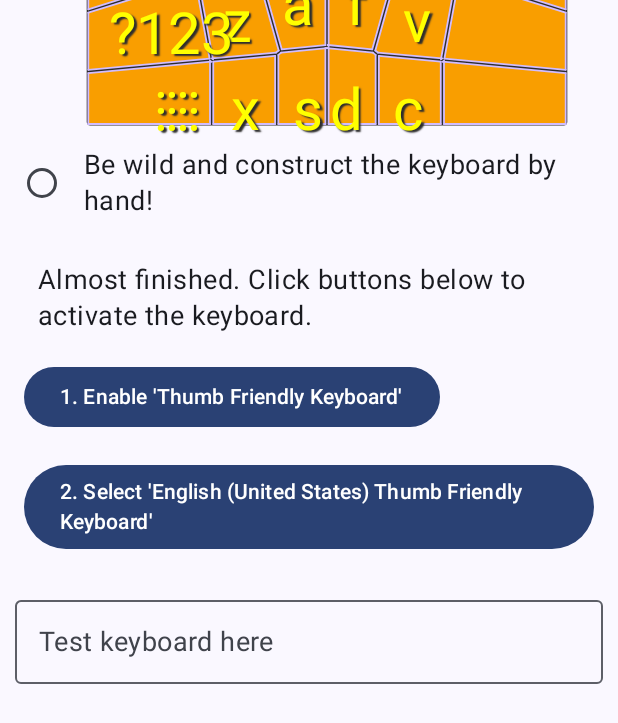
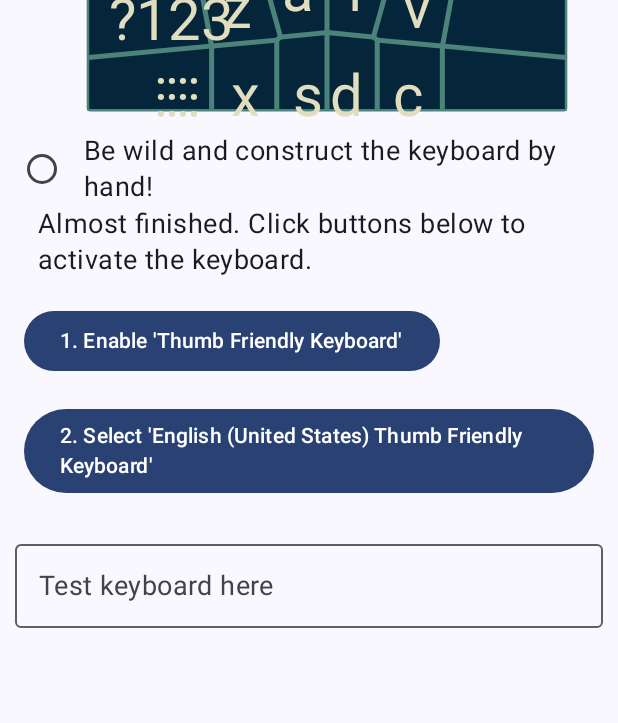
Before and after one commit to bbeni/thumb_friendly_keyboard, an Android app built with Jetpack Compose: the screen it shows after launch (MainActivity), on a phone screen of 412 x 824 dp. Shown: the top 723 px of the screen. Run offline under Robolectric (Android 15) with nearby library versions, the phone set to English and light mode, and no system bars; libraries missing offline, so code that uses them is left out: splitties.systemservices.inputMethodManager.

Commit message:
color theme picking

```diff
--- a/ThumbFriendlyKeyboardApp/app/src/main/java/ch/imaginarystudio/keyboardapp/Drawing.kt
+++ b/ThumbFriendlyKeyboardApp/app/src/main/java/ch/imaginarystudio/keyboardapp/Drawing.kt
@@ -78,11 +78,11 @@ fun DrawScope.drawKeyField(key: KeyInfo, shrinkPixels: Float, theme: KeyboardThe
     path.fillType = PathFillType.EvenOdd
     for (c in corners) { path.lineTo(c.x, c.y) }
     path.close()
-    drawPath(path = path, color = theme.keyColor)
+    drawPath(path = path, color = theme.colorTheme.keyBackground)
 
     drawPoints(points = corners,
         PointMode.Polygon,
-        brush = SolidColor(theme.keyBorderColor),
+        brush = SolidColor(theme.colorTheme.background),
         cap = StrokeCap.Round,
         strokeWidth = 2.0f,
     )
@@ -92,7 +92,7 @@ fun DrawScope.drawKeyboard(keyboardData: KeyboardData, keyboardState: KeyboardSt
 
     // draw background
     drawRoundRect(
-        brush = Brush.linearGradient(listOf(theme.bgColor, theme.bgColor)),
+        theme.colorTheme.background,
         cornerRadius = CornerRadius(4f, 4f),
         style = Fill
     )
--- a/ThumbFriendlyKeyboardApp/app/src/main/java/ch/imaginarystudio/keyboardapp/Keyboard.kt
+++ b/ThumbFriendlyKeyboardApp/app/src/main/java/ch/imaginarystudio/keyboardapp/Keyboard.kt
@@ -3,8 +3,8 @@ package ch.imaginarystudio.keyboardapp
 import android.graphics.Paint
 import androidx.compose.runtime.MutableState
 import androidx.compose.runtime.snapshots.SnapshotStateList
-import androidx.compose.ui.graphics.Color
 import androidx.compose.ui.unit.Dp
+import ch.imaginarystudio.keyboardapp.ui.theme.KeyboardColorTheme
 
 class KeyboardData(
     var finishedConstruction: MutableState<Boolean>,
@@ -25,10 +25,8 @@ class KeyboardState(
 class KeyboardTheme(
     val aspectRatio: Float = 17f/15,
     val keyPaint: Paint,
-    val keyColor: Color,
-    val bgColor: Color,
+    val colorTheme: KeyboardColorTheme,
     val shrinkKeyDp: Dp,
-    val keyBorderColor: Color
 )
 
 data class Key(var code: String, var isControlChar: Boolean = false)
--- a/ThumbFriendlyKeyboardApp/app/src/main/java/ch/imaginarystudio/keyboardapp/KeyboardIMEService.kt
+++ b/ThumbFriendlyKeyboardApp/app/src/main/java/ch/imaginarystudio/keyboardapp/KeyboardIMEService.kt
@@ -26,7 +26,7 @@ import androidx.savedstate.SavedStateRegistry
 import androidx.savedstate.SavedStateRegistryController
 import androidx.savedstate.SavedStateRegistryOwner
 import androidx.savedstate.setViewTreeSavedStateRegistryOwner
-import ch.imaginarystudio.keyboardapp.ui.theme.DarkColorScheme
+import ch.imaginarystudio.keyboardapp.ui.theme.KeyboardColorThemes
 
 
 class KeyboardIMEService : LifecycleInputMethodService(),
@@ -101,19 +101,18 @@ class ComposeKeyboardView(context: Context) : AbstractComposeView(context) {
     @Composable
     override fun Content() {
 
+
         val keyboardTheme = KeyboardTheme (
             shrinkKeyDp = 1.2.dp,
-            keyPaint = Paint().apply {
-                textAlign = Paint.Align.CENTER
-                textSize = 64f
-                color = DarkColorScheme.secondary.toArgb()
-                setShadowLayer(0.8f, 3.0f, 2.0f, DarkColorScheme.background.toArgb())
-            },
-            keyColor = DarkColorScheme.tertiary,
-            keyBorderColor = DarkColorScheme.primary,
-            bgColor = DarkColorScheme.background,
+            keyPaint = Paint(),
+            colorTheme = KeyboardColorThemes[0],
         )
 
+        keyboardTheme.keyPaint.apply {
+            textAlign = Paint.Align.CENTER
+            textSize = 64f
+            color = keyboardTheme.colorTheme.keyForeground.toArgb()
+        }
 
         val regularPositions = regularGrid1(keyboardTheme.aspectRatio)
         val concentricPositions1 = concentricGrid1(keyboardTheme.aspectRatio)
--- a/ThumbFriendlyKeyboardApp/app/src/main/java/ch/imaginarystudio/keyboardapp/MainActivity.kt
+++ b/ThumbFriendlyKeyboardApp/app/src/main/java/ch/imaginarystudio/keyboardapp/MainActivity.kt
@@ -36,9 +36,11 @@ import androidx.compose.material3.Switch
 import androidx.compose.material3.Text
 import androidx.compose.runtime.Composable
 import androidx.compose.runtime.MutableState
+import androidx.compose.runtime.collectAsState
 import androidx.compose.runtime.getValue
 import androidx.compose.runtime.mutableStateOf
 import androidx.compose.runtime.remember
+import androidx.compose.runtime.rememberCoroutineScope
 import androidx.compose.runtime.setValue
 import androidx.compose.ui.Alignment
 import androidx.compose.ui.Modifier
@@ -55,8 +57,10 @@ import androidx.compose.ui.semantics.Role
 import androidx.compose.ui.tooling.preview.Preview
 import androidx.compose.ui.unit.dp
 import androidx.compose.ui.unit.sp
-import ch.imaginarystudio.keyboardapp.ui.theme.DarkColorScheme
 import ch.imaginarystudio.keyboardapp.ui.theme.KeyboardAppTheme
+import ch.imaginarystudio.keyboardapp.ui.theme.KeyboardColorThemes
+import kotlinx.coroutines.flow.map
+import kotlinx.coroutines.launch
 import splitties.systemservices.inputMethodManager
 
 /*
@@ -92,6 +96,42 @@ class MainActivity : ComponentActivity() {
 }
 
 @Composable
+fun MainView() {
+
+    val themeIndex by LocalContext.current.keyboardPreferencesStore.data.map {
+        it[ACTIVE_THEME_KEY]?:0
+    }.collectAsState(initial = 0)
+
+    Column(
+        modifier = Modifier
+            .padding(0.dp)
+            .verticalScroll(rememberScrollState())
+            .fillMaxSize(),
+        verticalArrangement = Arrangement.Top,
+        horizontalAlignment = Alignment.Start,
+    ) {
+        TitleView()
+        MyText(text = "")
+        MyText(text = stringResource(id = R.string.welcome_select_theme))
+        ThemeSelection(themeIndex)
+        MyText(text = stringResource(id = R.string.welcome_select_keyboard))
+        KeyboardSelection(themeIndex=themeIndex)
+        MyText(text = stringResource(id = R.string.welcome_hints))
+        Column (
+            modifier = Modifier
+                .padding(5.dp)
+        ) {
+            EnableIMEButton(stringResource(id=R.string.enable_ime_steps))
+            SelectIMEButton(stringResource(id=R.string.select_ime_steps))
+        }
+        TestInputView()
+        MyText(modifier = Modifier.padding(25.dp, 420.dp),
+            text = stringResource(id = R.string.lore))
+    }
+}
+
+
+@Composable
 fun MyText(text: String, modifier: Modifier = Modifier.padding(25.dp, 2.dp)) {
     Text(
         modifier = modifier,
@@ -100,20 +140,19 @@ fun MyText(text: String, modifier: Modifier = Modifier.padding(25.dp, 2.dp)) {
 }
 
 @Composable
-fun KeyboardSelection(modifier: Modifier = Modifier) {
+fun KeyboardSelection(modifier: Modifier = Modifier, themeIndex: Int) {
     // copy-pasta code from KeyboardIMEService
     val keyboardTheme = KeyboardTheme (
         shrinkKeyDp = 1.2.dp,
-        keyPaint = Paint().apply {
-            textAlign = Paint.Align.CENTER
-            textSize = 64f
-            color = DarkColorScheme.secondary.toArgb()
-            setShadowLayer(0.8f, 3.0f, 2.0f, DarkColorScheme.background.toArgb())
-        },
-        keyColor = DarkColorScheme.tertiary,
-        keyBorderColor = DarkColorScheme.primary,
-        bgColor = DarkColorScheme.background,
+        keyPaint = Paint(),
+        colorTheme = KeyboardColorThemes[themeIndex],
     )
+
+    keyboardTheme.keyPaint.apply {
+        textAlign = Paint.Align.CENTER
+        textSize = 64f
+        color = keyboardTheme.colorTheme.keyForeground.toArgb()
+    }
 
     val regularPositions = regularGrid1(keyboardTheme.aspectRatio)
     val concentricPositions1 = concentricGrid1(keyboardTheme.aspectRatio)
@@ -186,33 +225,43 @@ fun KeyboardSelection(modifier: Modifier = Modifier) {
 
 }
 
+
 @Composable
-fun MainView() {
+fun ThemeSelection(themeIndex: Int) {
+    val context = LocalContext.current
+    val scope = rememberCoroutineScope()
+    val index by context.keyboardPreferencesStore.data.map { it[ACTIVE_THEME_KEY]?:0 }.collectAsState(initial = 0)
 
-    Column(
-        modifier = Modifier
-            .padding(0.dp)
-            .verticalScroll(rememberScrollState())
-            .fillMaxSize(),
-        verticalArrangement = Arrangement.Top,
-        horizontalAlignment = Alignment.Start,
-    ) {
-        TitleView()
-        MyText(text = "")
-        MyText(text = stringResource(id = R.string.welcome_select_keyboard))
-        KeyboardSelection()
-        MyText(text = "")
-        MyText(text = stringResource(id = R.string.welcome_hints))
-        Column (
+    Row() {
+        Button(
             modifier = Modifier
-                .padding(5.dp)
-        ) {
-            EnableIMEButton(stringResource(id=R.string.enable_ime_steps))
-            SelectIMEButton(stringResource(id=R.string.select_ime_steps))
+                .padding(10.dp),
+            onClick = {
+                scope.launch {
+                    var next = (index - 1)
+                    if (next < 0) next = KeyboardColorThemes.size-1
+                    preferencesUpdateActiveTheme(context, next)
+                }
+            }) {
+            Text(
+                text = "previous"
+            )
         }
-        TestInputView()
-        MyText(modifier = Modifier.padding(25.dp, 420.dp),
-            text = stringResource(id = R.string.lore))
+
+        Button(
+            modifier = Modifier
+                .padding(10.dp),
+            onClick = {
+                scope.launch {
+                    val next = (index + 1) % KeyboardColorThemes.size
+                    preferencesUpdateActiveTheme(context, next)
+                }
+            }) {
+            Text(
+                text = "next"
+            )
+        }
+
     }
 }
 
--- /dev/null
+++ b/ThumbFriendlyKeyboardApp/app/src/main/java/ch/imaginarystudio/keyboardapp/Settings.kt
@@ -0,0 +1,17 @@
+package ch.imaginarystudio.keyboardapp
+import android.content.Context
+import androidx.datastore.preferences.core.edit
+import androidx.datastore.preferences.core.intPreferencesKey
+import androidx.datastore.preferences.preferencesDataStore
+
+val Context.keyboardPreferencesStore by preferencesDataStore(
+    name = "keyboard_preferences"
+)
+
+val ACTIVE_THEME_KEY = intPreferencesKey("active_theme")
+
+suspend fun preferencesUpdateActiveTheme(context: Context, value: Int) {
+    context.keyboardPreferencesStore.edit { settings ->
+        settings[ACTIVE_THEME_KEY] = value
+    }
+}
--- a/ThumbFriendlyKeyboardApp/app/src/main/java/ch/imaginarystudio/keyboardapp/ui/theme/Color.kt
+++ b/ThumbFriendlyKeyboardApp/app/src/main/java/ch/imaginarystudio/keyboardapp/ui/theme/Color.kt
@@ -13,3 +13,20 @@ val Dark = Color(0xff2d2d2d)
 val Purple40 = Color(0xFF6650a4)
 val PurpleGrey40 = Color(0xFF625b71)
 val Pink40 = Color(0xFF7D5260)
+
+data class KeyboardColorTheme(
+    val keyBackground: Color,
+    val keyForeground: Color,
+    val background: Color,
+)
+
+val KeyboardColorThemes = arrayOf(
+    KeyboardColorTheme(Color(0xFF04253A), Color(0xFFE1DDBF), Color(0xFF4C837A)), // https://www.slideteam.net/blog/9-beautiful-color-palettes-for-designing-powerful-powerpoint-slides
+    KeyboardColorTheme(Color(0xFF231F20), Color(0xFFEEEEEE), Color(0xFFEC7404)), // Graphite Orange
+    KeyboardColorTheme(Color(0xFFF0F8FF), Color(0xFF1E3A8A), Color(0xFF2563EB)), // Arctic Blue
+    KeyboardColorTheme(Color(0xFF2D6A4F), Color(0xFF40916C), Color(0xFFB7E4C7)), // Forest Green
+    KeyboardColorTheme(Color(0xFF5B2A86), Color(0xFFFFD166), Color(0xFFEF476F)), // Sunset Pop
+    KeyboardColorTheme(Color(0xFF0D1B2A), Color(0xFF1B263B), Color(0xFF415A77)), // Navy Slate
+    KeyboardColorTheme(Color(0xFFFBF8CC), Color(0xFFFFC8DD), Color(0xFFFFAFCC)), // Pastel Sorbet
+    KeyboardColorTheme(Color(0xFF3E2723), Color(0xFFDAD7CD), Color(0xFFA98467))  // Cocoa Latte
+)
--- a/ThumbFriendlyKeyboardApp/app/src/main/res/values/strings.xml
+++ b/ThumbFriendlyKeyboardApp/app/src/main/res/values/strings.xml
@@ -7,4 +7,5 @@
     <string name="hint_to_test_keyboard">Test keyboard here</string>
     <string name="lore">... The muscles of the thumb can be compared to guy-wires supporting a flagpole; tension from these muscular guy-wires must be provided in all directions to maintain stability in the articulated column formed by the bones of the thumb. Because this stability is actively maintained by muscles rather than by articular constraints, most muscles attached to the thumb tend to be active during most thumb motions. - Wikipedia 2025</string>
     <string name="welcome_select_keyboard">Which keyboard suits you?</string>
+    <string name="welcome_select_theme">Which theme is the right one?</string>
 </resources>
```
